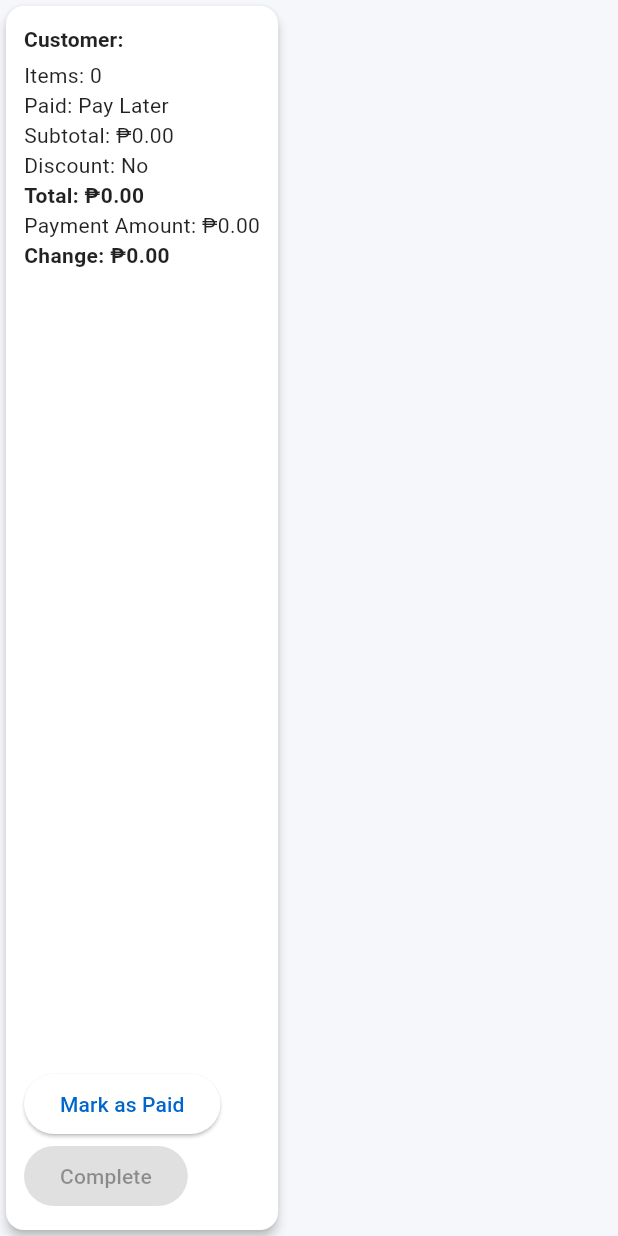
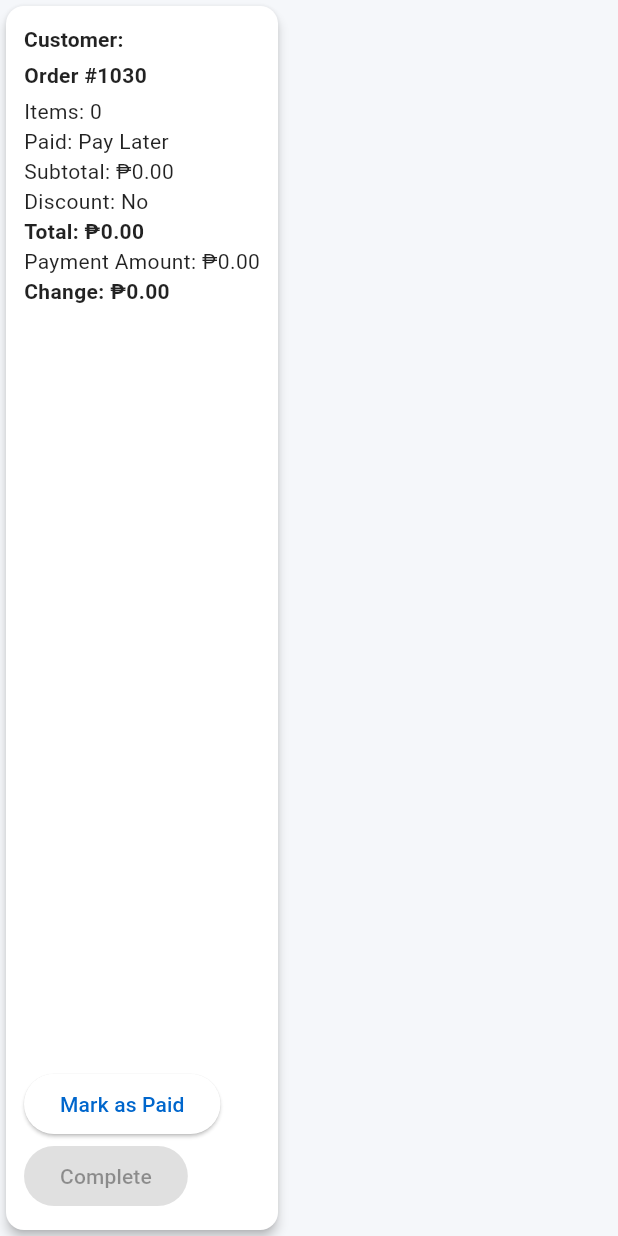
Before and after one commit to jsonjuliane/pos-app, a Flutter app: the OrderCard widget shown alone on an empty page, opened directly with empty values, on a phone screen of 412 x 824 dp. Run offline on Flutter 3.47's test engine with Material 3 defaults, Android fonts, the phone set to English and light mode, and no system bars; our stand-ins replace cloud_firestore, firebase_auth, firebase_core, flutter_riverpod, go_router, package_info_plus and 3 more; accounts and stored records are empty.

Commit message:
[GENERAL] Added order number on order list page

```diff
--- a/lib/features/orders/presentation/pages/order_detail_page.dart
+++ b/lib/features/orders/presentation/pages/order_detail_page.dart
@@ -1,4 +1,5 @@
 import 'package:flutter/material.dart';
+import 'package:intl/intl.dart';
 import '../../data/models/product_order.dart';
 
 class OrderDetailPage extends StatelessWidget {
@@ -10,6 +11,9 @@ class OrderDetailPage extends StatelessWidget {
   Widget build(BuildContext context) {
     final theme = Theme.of(context);
 
+    // Calculate order number using hour and minute (12-hour format)
+    final orderNumber = DateFormat('hmm').format(order.createdAt.toLocal());
+
     return Scaffold(
       appBar: AppBar(
         title: const Text('Order Details'),
@@ -19,12 +23,16 @@ class OrderDetailPage extends StatelessWidget {
         child: ListView(
           children: [
             Text(
-              'Order ID: ${order.id}',
+              'Customer Name: ${order.customerName}',
               style: theme.textTheme.titleMedium?.copyWith(fontWeight: FontWeight.bold),
             ),
             Text(
-              'Customer Name: ${order.id}',
+              'Order #$orderNumber',
               style: theme.textTheme.titleMedium?.copyWith(fontWeight: FontWeight.bold),
+            ),
+            Text(
+              'Order ID: ${order.id}',
+              style: theme.textTheme.bodyMedium?.copyWith(fontWeight: FontWeight.bold),
             ),
             const SizedBox(height: 8),
             _infoRow('Created At:', order.createdAt.toLocal().toString()),
--- a/lib/features/orders/presentation/pages/order_list_page.dart
+++ b/lib/features/orders/presentation/pages/order_list_page.dart
@@ -1,6 +1,7 @@
 import 'package:cloud_firestore/cloud_firestore.dart';
 import 'package:flutter/material.dart';
 import 'package:flutter_riverpod/flutter_riverpod.dart';
+import 'package:intl/intl.dart';
 
 import '../../../../../shared/utils/device_helper.dart';
 import '../../../../shared/utils/error_handler.dart';
@@ -193,6 +194,9 @@ class _OrderCardState extends ConsumerState<OrderCard> {
     final order = widget.order;
     final branchId = widget.branchId;
 
+    // Calculate order number using hour and minute (12-hour format)
+    final orderNumber = DateFormat('hmm').format(order.createdAt.toLocal());
+
     return Card(
       elevation: 3,
       child: InkWell(
@@ -212,6 +216,14 @@ class _OrderCardState extends ConsumerState<OrderCard> {
                 style: Theme.of(
                   context,
                 ).textTheme.labelLarge?.copyWith(fontWeight: FontWeight.bold),
+              ),
+              const SizedBox(height: 4),
+              // Order Number (derived from creation time)
+              Text(
+                'Order #$orderNumber',
+                style: Theme.of(
+                  context,
+                ).textTheme.bodyMedium?.copyWith(fontWeight: FontWeight.bold),
               ),
               const SizedBox(height: 4),
               Text('Items: ${order.items.length}'),
```
Also changed, not shown: lib/shared/utils/device_helper.dart (+4 -4 lines).
